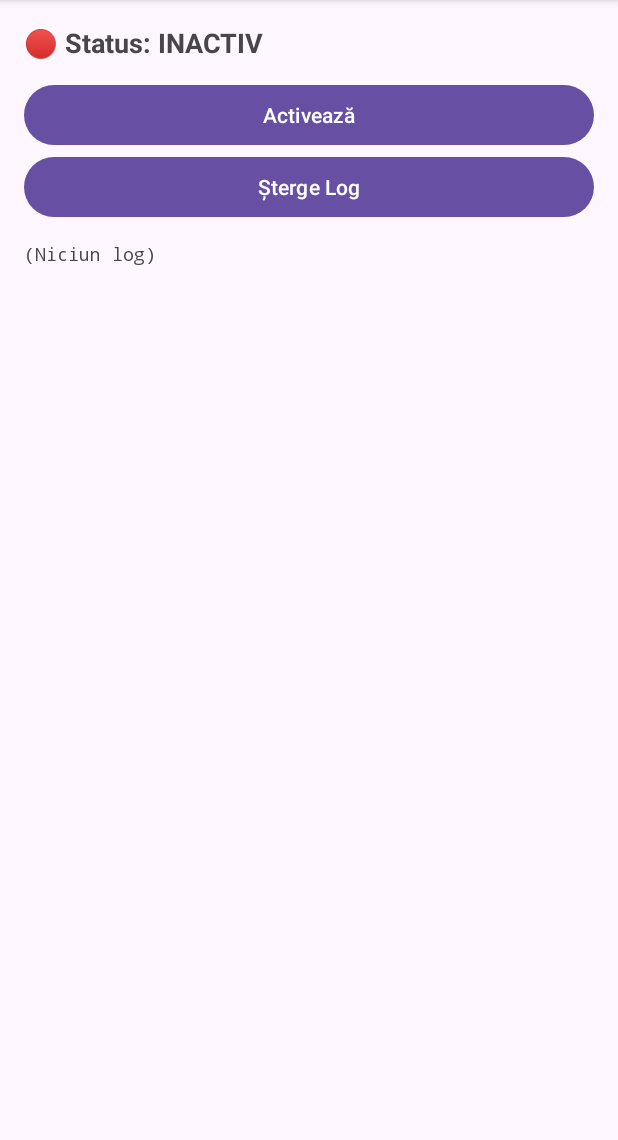
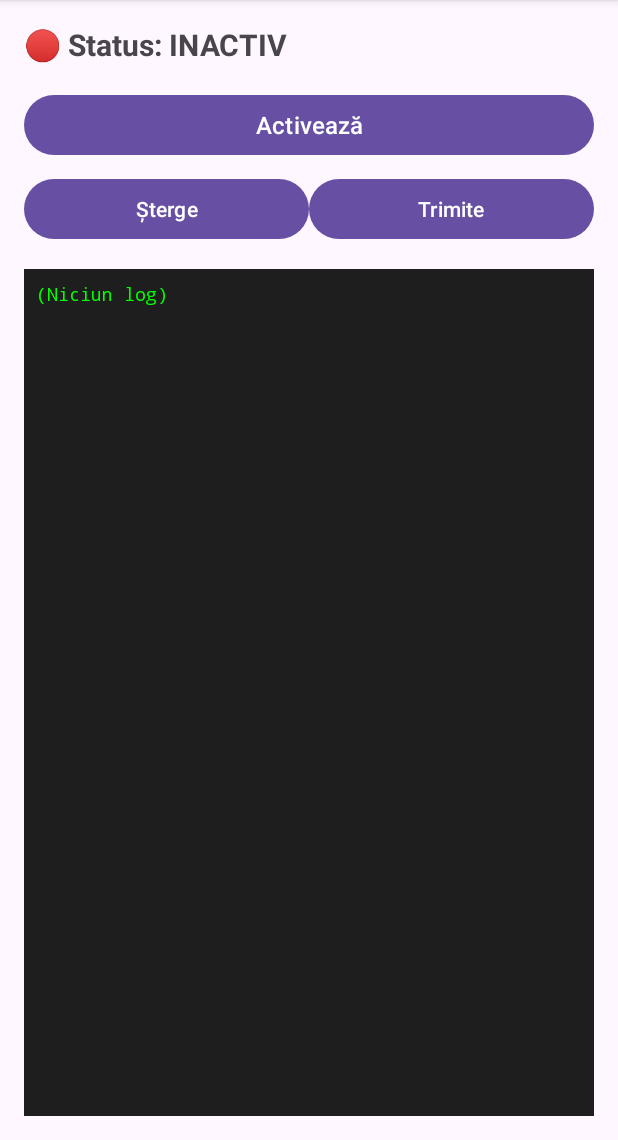
Before and after one commit to dartmiha6-glitch/TextLogger, an Android app: the screen it shows after launch (MainActivity), on a phone screen of 412 x 824 dp, the part 96-1236 px from its top. Run offline under Robolectric (Android 15) with nearby library versions, the phone set to English and light mode, and no system bars.

Commit message:
Revamp activity_main layout with new UI elements
Updated layout to include new buttons and improved styling.

```diff
--- a/app/src/main/res/layout/activity_main.xml
+++ b/app/src/main/res/layout/activity_main.xml
@@ -1,15 +1,63 @@
 <?xml version="1.0" encoding="utf-8"?>
 <LinearLayout xmlns:android="http://schemas.android.com/apk/res/android"
-    android:orientation="vertical" android:padding="16dp"
-    android:layout_width="match_parent" android:layout_height="match_parent">
-    <TextView android:id="@+id/statusText" android:text="Status: INACTIV"
-        android:textSize="18sp" android:textStyle="bold"
-        android:layout_width="match_parent" android:layout_height="wrap_content"/>
-    <Button android:id="@+id/toggleButton" android:text="Activează"
-        android:layout_marginTop="12dp" android:layout_width="match_parent" android:layout_height="wrap_content"/>
-    <Button android:id="@+id/clearButton" android:text="Șterge Log"
-        android:layout_width="match_parent" android:layout_height="wrap_content"/>
-    <ScrollView android:layout_marginTop="12dp" android:layout_width="match_parent" android:layout_height="0dp" android:layout_weight="1">
-        <TextView android:id="@+id/logText" android:textIsSelectable="true" android:textSize="12sp" android:fontFamily="monospace" android:layout_width="match_parent" android:layout_height="wrap_content"/>
+    android:orientation="vertical"
+    android:padding="16dp"
+    android:layout_width="match_parent"
+    android:layout_height="match_parent">
+
+    <TextView
+        android:id="@+id/statusText"
+        android:text="🔴 Status: INACTIV"
+        android:textSize="20sp"
+        android:textStyle="bold"
+        android:layout_marginBottom="16dp"
+        android:layout_width="match_parent"
+        android:layout_height="wrap_content"/>
+
+    <Button
+        android:id="@+id/toggleButton"
+        android:text="Activează"
+        android:textSize="16sp"
+        android:layout_width="match_parent"
+        android:layout_height="wrap_content"/>
+
+    <LinearLayout
+        android:orientation="horizontal"
+        android:layout_marginTop="8dp"
+        android:layout_width="match_parent"
+        android:layout_height="wrap_content">
+
+        <Button
+            android:id="@+id/clearButton"
+            android:text="Șterge"
+            android:layout_weight="1"
+            android:layout_width="0dp"
+            android:layout_height="wrap_content"/>
+
+        <Button
+            android:id="@+id/shareButton"
+            android:text="Trimite"
+            android:layout_weight="1"
+            android:layout_width="0dp"
+            android:layout_height="wrap_content"/>
+    </LinearLayout>
+
+    <ScrollView
+        android:id="@+id/scrollView"
+        android:layout_marginTop="16dp"
+        android:background="#1E1E1E"
+        android:padding="8dp"
+        android:layout_width="match_parent"
+        android:layout_height="0dp"
+        android:layout_weight="1">
+
+        <TextView
+            android:id="@+id/logText"
+            android:textColor="#00FF00"
+            android:textIsSelectable="true"
+            android:textSize="12sp"
+            android:fontFamily="monospace"
+            android:layout_width="match_parent"
+            android:layout_height="wrap_content"/>
     </ScrollView>
 </LinearLayout>
```
